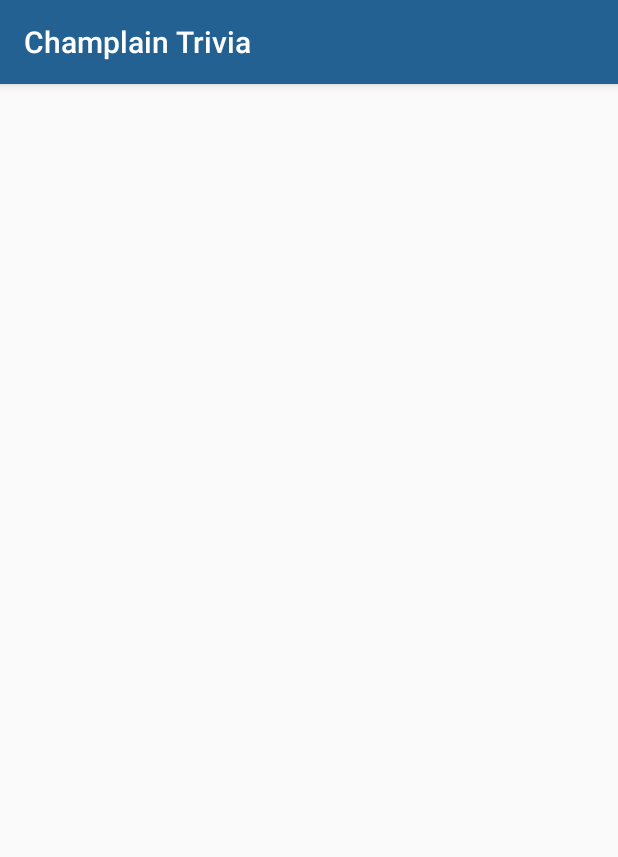
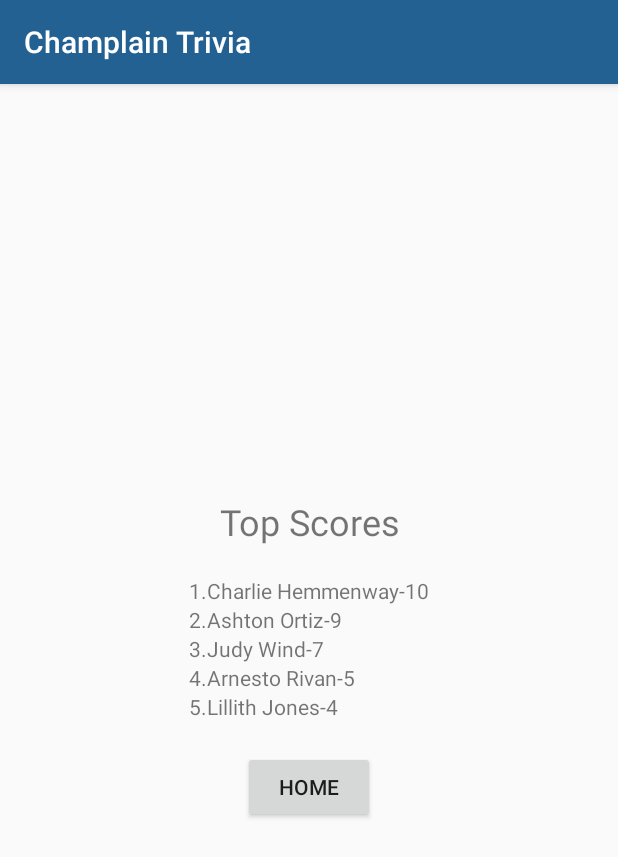
Before and after one commit to codeWonderland/champlain-trivia, an Android app: the QuizRecords screen opened directly, with no data from a screen before it, on a phone screen of 412 x 824 dp. Shown: the top 857 px of the screen. Run offline under Robolectric (Android 15) with nearby library versions, the phone set to English and light mode, and no system bars; libraries missing offline, so code that uses them is left out: org.json.simple; 1 statement that could not run was skipped.

Commit message:
quiz functionality in place!

```diff
--- a/app/src/main/assets/quiz_results.json
+++ b/app/src/main/assets/quiz_results.json
@@ -14,7 +14,11 @@
     },
     {
       "name" : "Ashton Ortiz",
-      "score": 9
+      "score" : 9
+    },
+    {
+      "name" : "Charlie Hemmenway",
+      "score" : 10
     }
   ]
 }
--- a/app/src/main/java/us/cyosp/codewonderland/champlaintrivia/controller/QuizActivity.kt
+++ b/app/src/main/java/us/cyosp/codewonderland/champlaintrivia/controller/QuizActivity.kt
@@ -73,6 +73,7 @@ class QuizActivity : AppCompatActivity() {
 
         if (requestCode == this.REQUEST_CODE_RESULTS) {
             setResult(Activity.RESULT_OK)
+            this.finish()
         }
     }
 
--- a/app/src/main/java/us/cyosp/codewonderland/champlaintrivia/controller/QuizRecords.kt
+++ b/app/src/main/java/us/cyosp/codewonderland/champlaintrivia/controller/QuizRecords.kt
@@ -1,10 +1,11 @@
 package us.cyosp.codewonderland.champlaintrivia.controller
 
+import android.app.Activity
 import android.content.Context
 import android.content.Intent
 import android.os.Bundle
-import android.os.PersistableBundle
 import android.support.v7.app.AppCompatActivity
+import android.widget.Button
 import android.widget.TextView
 import org.json.JSONException
 import org.json.JSONObject
@@ -40,18 +41,20 @@ class QuizRecords : AppCompatActivity() {
         }
     }
 
-    private var mNewPerson = false
     private val mScores = arrayListOf<Score>()
 
-    override fun onCreate(savedInstanceState: Bundle?, persistentState: PersistableBundle?) {
-        super.onCreate(savedInstanceState, persistentState)
+    override fun onCreate(savedInstanceState: Bundle?) {
+        super.onCreate(savedInstanceState)
         setContentView(R.layout.quiz_records)
 
-        mNewPerson = this.intent!!.extras!!.getBoolean(QuizRecords.Intent.EXTRA_NEW_PERSON)
+        val newPerson: Boolean =
+                this.intent!!.extras!!.getBoolean(QuizRecords.Intent.EXTRA_NEW_PERSON)
+
+        val homeButton: Button = findViewById(R.id.home_button)
 
         initScores()
 
-        if (mNewPerson) {
+        if (newPerson) {
             val username = this.intent!!.extras!!.getString(QuizRecords.Intent.EXTRA_USERNAME)
             val score = this.intent!!.extras!!.getInt(QuizRecords.Intent.EXTRA_SCORE)
 
@@ -59,10 +62,18 @@ class QuizRecords : AppCompatActivity() {
                 mScores.add(Score(username, score))
 
                 saveScores()
+
             }
+
         }
 
         displayScores()
+
+        homeButton.setOnClickListener {
+            setResult(Activity.RESULT_OK)
+            this.finish()
+        }
+
     }
 
     private fun displayScores() {
@@ -83,7 +94,7 @@ class QuizRecords : AppCompatActivity() {
     }
 
     private fun saveScores() {
-
+        // TODO: Implement this
     }
 
     private fun initScores() {
--- a/app/src/main/res/layout/quiz_records.xml
+++ b/app/src/main/res/layout/quiz_records.xml
@@ -10,6 +10,7 @@
         android:layout_width="match_parent"
         android:layout_height="wrap_content"
         android:textAlignment="center"
+        android:textSize="24sp"
         android:text="@string/top_scores" />
 
     <LinearLayout
@@ -26,24 +27,24 @@
             <TextView
                 android:layout_width="wrap_content"
                 android:layout_height="wrap_content"
-                android:text="1. "/>
+                android:text="@string/q1_prompt"/>
 
             <TextView
                 android:id="@+id/username1"
                 android:layout_width="wrap_content"
                 android:layout_height="wrap_content"
-                android:text="username"/>
+                android:text="@string/username"/>
 
             <TextView
                 android:layout_width="wrap_content"
                 android:layout_height="wrap_content"
-                android:text=" - "/>
+                android:text="@string/name_score_delimiter"/>
 
             <TextView
                 android:id="@+id/score1"
                 android:layout_width="wrap_content"
                 android:layout_height="wrap_content"
-                android:text="10"/>
+                android:text="@string/num_questions"/>
 
         </LinearLayout>
 
@@ -55,24 +56,24 @@
             <TextView
                 android:layout_width="wrap_content"
                 android:layout_height="wrap_content"
-                android:text="2. "/>
+                android:text="@string/q2_prompt"/>
 
             <TextView
                 android:id="@+id/username2"
                 android:layout_width="wrap_content"
                 android:layout_height="wrap_content"
-                android:text="username"/>
+                android:text="@string/username"/>
 
             <TextView
                 android:layout_width="wrap_content"
                 android:layout_height="wrap_content"
-                android:text=" - "/>
+                android:text="@string/name_score_delimiter"/>
 
             <TextView
                 android:id="@+id/score2"
                 android:layout_width="wrap_content"
                 android:layout_height="wrap_content"
-                android:text="10"/>
+                android:text="@string/num_questions"/>
 
         </LinearLayout>
 
@@ -84,24 +85,24 @@
             <TextView
                 android:layout_width="wrap_content"
                 android:layout_height="wrap_content"
-                android:text="3. "/>
+                android:text="@string/q3_prompt"/>
 
             <TextView
                 android:id="@+id/username3"
                 android:layout_width="wrap_content"
                 android:layout_height="wrap_content"
-                android:text="username"/>
+                android:text="@string/username"/>
 
             <TextView
                 android:layout_width="wrap_content"
                 android:layout_height="wrap_content"
-                android:text=" - "/>
+                android:text="@string/name_score_delimiter"/>
 
             <TextView
                 android:id="@+id/score3"
                 android:layout_width="wrap_content"
                 android:layout_height="wrap_content"
-                android:text="10"/>
+                android:text="@string/num_questions"/>
 
         </LinearLayout>
 
@@ -113,24 +114,24 @@
             <TextView
                 android:layout_width="wrap_content"
                 android:layout_height="wrap_content"
-                android:text="4. "/>
+                android:text="@string/q4_prompt"/>
 
             <TextView
                 android:id="@+id/username4"
                 android:layout_width="wrap_content"
                 android:layout_height="wrap_content"
-                android:text="username"/>
+                android:text="@string/username"/>
 
             <TextView
                 android:layout_width="wrap_content"
                 android:layout_height="wrap_content"
-                android:text=" - "/>
+                android:text="@string/name_score_delimiter"/>
 
             <TextView
                 android:id="@+id/score4"
                 android:layout_width="wrap_content"
                 android:layout_height="wrap_content"
-                android:text="10"/>
+                android:text="@string/num_questions"/>
 
         </LinearLayout>
 
@@ -142,27 +143,33 @@
             <TextView
                 android:layout_width="wrap_content"
                 android:layout_height="wrap_content"
-                android:text="5. "/>
+                android:text="@string/q5_prompt"/>
 
             <TextView
                 android:id="@+id/username5"
                 android:layout_width="wrap_content"
                 android:layout_height="wrap_content"
-                android:text="username"/>
+                android:text="@string/username"/>
 
             <TextView
                 android:layout_width="wrap_content"
                 android:layout_height="wrap_content"
-                android:text=" - "/>
+                android:text="@string/name_score_delimiter"/>
 
             <TextView
                 android:id="@+id/score5"
                 android:layout_width="wrap_content"
                 android:layout_height="wrap_content"
-                android:text="10"/>
+                android:text="@string/num_questions"/>
 
         </LinearLayout>
 
     </LinearLayout>
 
+    <Button
+        android:id="@+id/home_button"
+        android:layout_width="wrap_content"
+        android:layout_height="wrap_content"
+        android:text="@string/home" />
+
 </LinearLayout>
--- a/app/src/main/res/layout/quiz_selection.xml
+++ b/app/src/main/res/layout/quiz_selection.xml
@@ -59,4 +59,10 @@
         android:textSize="28sp"
         android:text="@string/faculty" />
 
+    <Button
+        android:id="@+id/records_button"
+        android:layout_width="wrap_content"
+        android:layout_height="wrap_content"
+        android:text="@string/records" />
+
 </LinearLayout>
--- a/app/src/main/res/values/strings.xml
+++ b/app/src/main/res/values/strings.xml
@@ -12,4 +12,14 @@
     <string name="score_prompt">SCORE</string>
     <string name="get_name">give us a name for the scoreboard</string>
     <string name="top_scores">Top Scores</string>
+    <string name="records">RECORDS</string>
+    <string name="home">HOME</string>
+    <string name="num_questions">10</string>
+    <string name="name_score_delimiter">-</string>
+    <string name="username">username</string>
+    <string name="q5_prompt">5.</string>
+    <string name="q4_prompt">4.</string>
+    <string name="q3_prompt">3.</string>
+    <string name="q2_prompt">2.</string>
+    <string name="q1_prompt">1.</string>
 </resources>
```
Also changed, not shown: app/src/main/java/us/cyosp/codewonderland/champlaintrivia/controller/QuizResults.kt (+13 -1 lines), app/src/main/java/us/cyosp/codewonderland/champlaintrivia/controller/QuizSelection.kt (+7 -0 lines).
